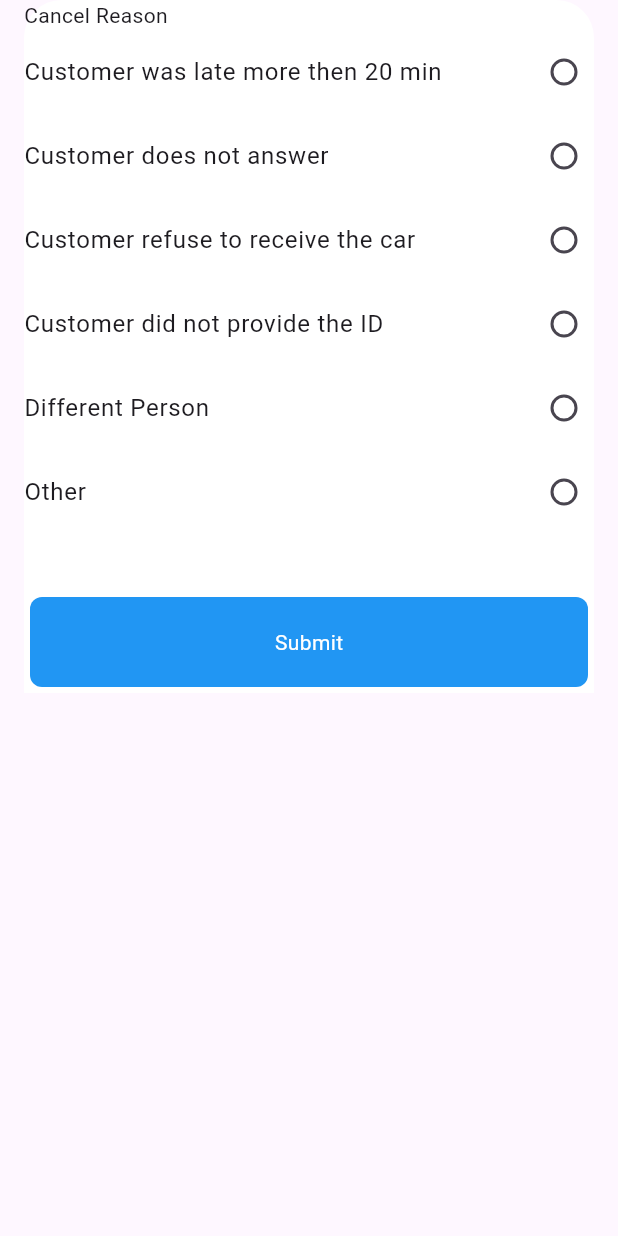
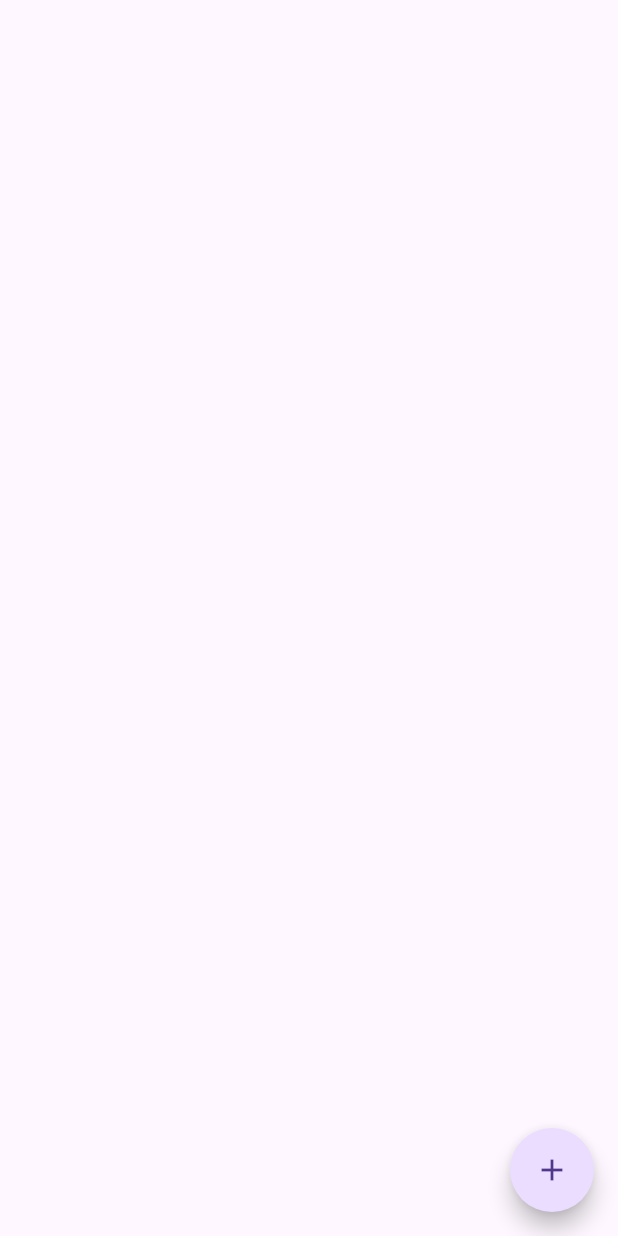
Before and after one commit to FlipKing037/mobile_app, a Flutter app: the screen it shows after launch, on a phone screen of 412 x 824 dp. Run offline on Flutter 3.47's test engine with Material 3 defaults, Android fonts, the phone set to English and light mode, and no system bars.

Commit message:
10. Move style to HomeView and Add FloatingActionButton + showModalBottomSheet

```diff
--- a/lib/Views/bottomsheet.dart
+++ b/lib/Views/bottomsheet.dart
@@ -1,4 +1,5 @@
 import 'package:flutter/material.dart';
+import 'package:mobile_app/Widget/home_view.dart';
 import 'package:mobile_app/Widget/radio_list_tile.dart';
 import 'package:mobile_app/Widget/submit_button.dart';
 
@@ -8,30 +9,18 @@ class CancelReason extends StatelessWidget {
   @override
   Widget build(BuildContext context) {
     return Scaffold(
-      body: Padding(
-        padding: const EdgeInsets.symmetric(horizontal: 16),
-        child: SingleChildScrollView(
-          child: Container(
-            width: double.infinity,
-            decoration: const BoxDecoration(
-              color: Colors.white,
-              borderRadius: BorderRadius.only(
-                  topLeft: Radius.circular(25), topRight: Radius.circular(25)),
-            ),
-            child: const Column(
-              crossAxisAlignment: CrossAxisAlignment.start,
-              children: [
-                Text('Cancel Reason'),
-                RadioListTileWidget(),
-                SizedBox(
-                  height: 38,
-                ),
-                SubmitButtonWidget()
-              ],
-            ),
-          ),
-        ),
-      ),
+      floatingActionButton: FloatingActionButton(
+          onPressed: () {
+            showModalBottomSheet(
+              context: context,
+              builder: (context) {
+                return const HomeView();
+              },
+            );
+          },
+          shape:
+              RoundedRectangleBorder(borderRadius: BorderRadius.circular(50)),
+          child: const Icon(Icons.add)),
     );
   }
 }
--- a/lib/Widget/radio_list_tile.dart
+++ b/lib/Widget/radio_list_tile.dart
@@ -35,9 +35,8 @@ class _RadioListTileState extends State<RadioListTileWidget> {
             onChange: (value) => setState(() => reason = value),
           ),
         ),
-        Visibility(
-          visible: reason == values.last,
-          child: TextFormField(
+        if (reason == values.last)
+          TextFormField(
             keyboardType: TextInputType.multiline,
             maxLines: 3,
             decoration: const InputDecoration(
@@ -45,7 +44,6 @@ class _RadioListTileState extends State<RadioListTileWidget> {
               border: OutlineInputBorder(),
             ),
           ),
-        )
       ],
     );
   }
```
Also changed, not shown: lib/Widget/home_view.dart (added, +41 -0 lines).
